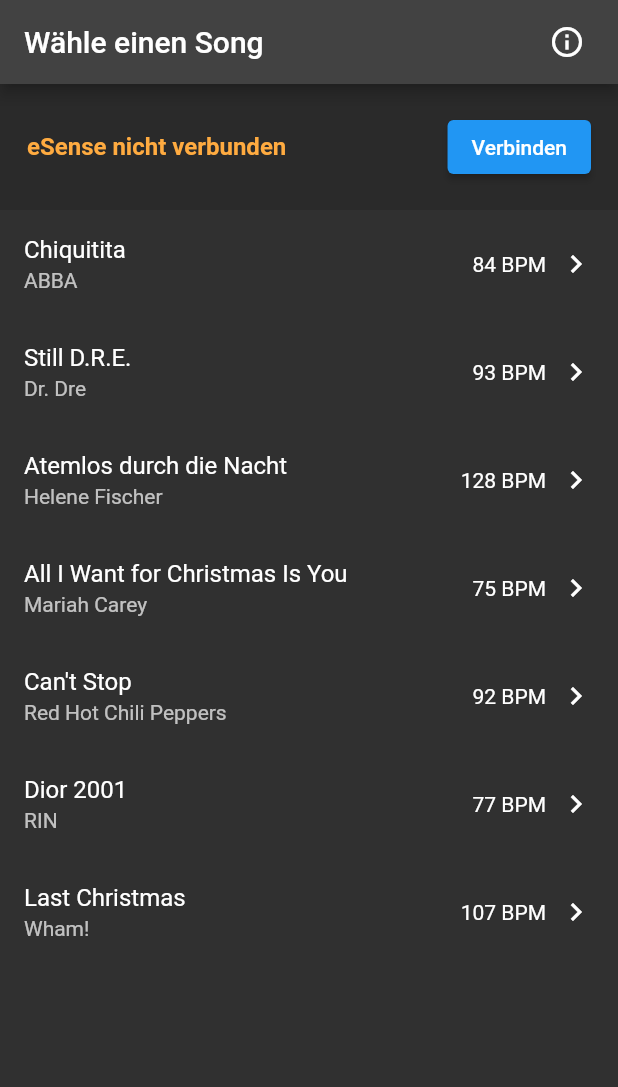
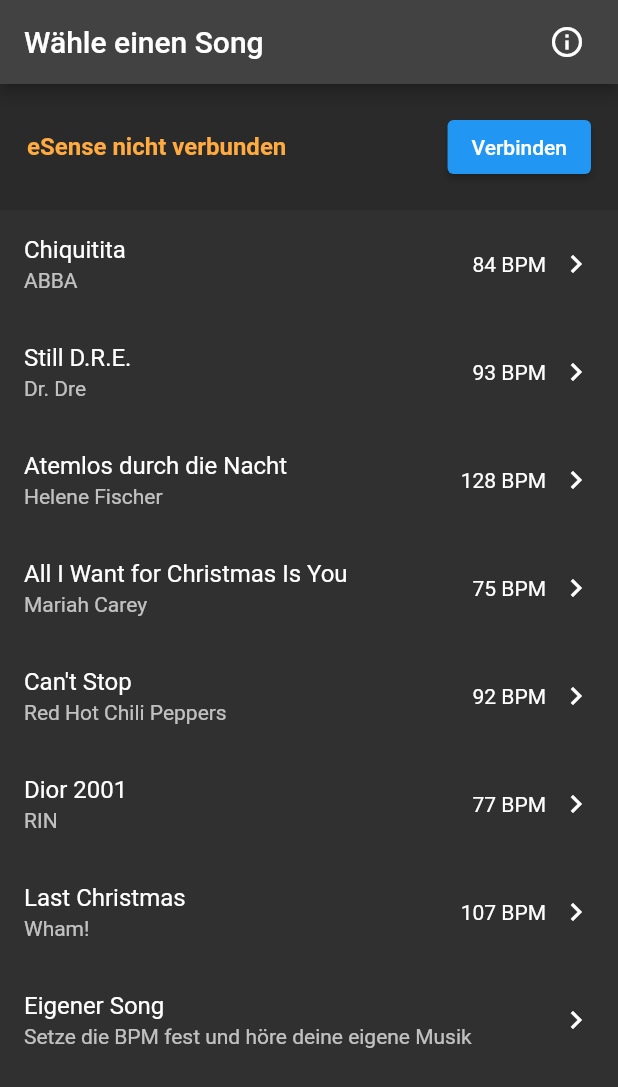
Before and after one commit to Voakie/headbang, a Flutter app: the screen it shows after launch, on a phone screen of 412 x 824 dp. Shown: the top 1087 px of the screen. Run offline on Flutter 3.47's test engine with Material 2 defaults, Android fonts, the phone set to English and light mode, and no system bars; our stand-ins replace flutter_blue, just_audio, permission_handler; missing offline and left inert: esense_flutter.

Commit message:
Add custom song feature

```diff
--- a/lib/model/song.dart
+++ b/lib/model/song.dart
@@ -4,11 +4,13 @@ class Song {
   final String author;
   final int bpm;
   final String source;
+  final bool isCustom;
 
   const Song(
       {required this.id,
       required this.name,
       required this.author,
       required this.bpm,
-      required this.source});
+      required this.source,
+      this.isCustom = false});
 }
--- a/lib/views/esense_bpm_game.dart
+++ b/lib/views/esense_bpm_game.dart
@@ -91,7 +91,7 @@ class _ESenseBPMGameState extends State<ESenseBPMGame> {
     var nodAxis = event.gyro?[2];
     bool directionChanged = false;
 
-    if (nodAxis != null && songPlayer.playing) {
+    if (nodAxis != null && (songPlayer.playing || widget.song.isCustom)) {
       if (nodAxis >= 0 && _nodDirection == NodDirection.up) {
         _nodDirection = NodDirection.down;
         directionChanged = true;
@@ -174,7 +174,7 @@ class _ESenseBPMGameState extends State<ESenseBPMGame> {
       return Container(
         margin: const EdgeInsets.only(left: 20, right: 20, bottom: 80),
         child: const Text(
-          "Return to the main menu to connect to an eSense device",
+          "Kehre in das Hauptmenü zurück um ein eSense Gerät zu verbinden",
           style: TextStyle(
             color: Colors.redAccent,
             fontSize: 20,
--- a/lib/views/song_list_view.dart
+++ b/lib/views/song_list_view.dart
@@ -65,9 +65,13 @@ class SongListView extends StatelessWidget {
   @override
   Widget build(BuildContext context) {
     return ListView.builder(
-      itemCount: song.length,
+      itemCount: song.length + 1,
       itemBuilder: ((context, index) {
-        return SongListEntry(song: song[index]);
+        if (index == song.length) {
+          return const CustomSongListEntry();
+        } else {
+          return SongListEntry(song: song[index]);
+        }
       }),
     );
   }
@@ -103,3 +107,80 @@ class SongListEntry extends StatelessWidget {
     );
   }
 }
+
+class CustomSongListEntry extends StatefulWidget {
+  const CustomSongListEntry({super.key});
+
+  @override
+  State<CustomSongListEntry> createState() => _CustomSongListEntryState();
+}
+
+class _CustomSongListEntryState extends State<CustomSongListEntry> {
+  String _customBPMInput = "";
+
+  _playCustomSong(BuildContext context) {
+    int? parsedBPM = int.tryParse(_customBPMInput);
+
+    Navigator.of(context).pop();
+    if (parsedBPM == null || parsedBPM <= 0 || parsedBPM > 60000) return;
+
+    Navigator.of(context).push(
+      MaterialPageRoute(
+        builder: (context) => SongPlayerView(
+          song: Song(
+            author: "Spiele deine eigene Musik ab",
+            bpm: parsedBPM,
+            id: 9999,
+            name: "Eigener Song",
+            source: "",
+            isCustom: true,
+          ),
+        ),
+      ),
+    );
+  }
+
+  _showBPMDialog(BuildContext context) {
+    showDialog(
+        context: context,
+        builder: (context) {
+          return SimpleDialog(
+            contentPadding: const EdgeInsets.all(16),
+            title: const Text("BPM festlegen"),
+            children: [
+              TextField(
+                autofocus: true,
+                decoration: const InputDecoration(
+                  label: Text("Zahl eingeben"),
+                ),
+                keyboardType: TextInputType.number,
+                onChanged: (s) => _customBPMInput = s,
+                onSubmitted: (_) => _playCustomSong(context),
+              ),
+              Padding(
+                padding: const EdgeInsets.only(top: 5),
+                child: Row(
+                  mainAxisAlignment: MainAxisAlignment.end,
+                  children: [
+                    TextButton(
+                      onPressed: () => _playCustomSong(context),
+                      child: const Text("Fertig"),
+                    ),
+                  ],
+                ),
+              )
+            ],
+          );
+        });
+  }
+
+  @override
+  Widget build(BuildContext context) {
+    return ListTile(
+      title: const Text("Eigener Song"),
+      subtitle: const Text("Setze die BPM fest und höre deine eigene Musik"),
+      trailing: const Icon(Icons.chevron_right),
+      onTap: () => _showBPMDialog(context),
+    );
+  }
+}
--- a/lib/views/song_player_view.dart
+++ b/lib/views/song_player_view.dart
@@ -47,16 +47,20 @@ class _SongPlayerViewState extends State<SongPlayerView> {
                 textAlign: TextAlign.center,
               ),
             ),
-            Container(
+            widget.song.isCustom
+                ? Container()
+                : Container(
                     margin: const EdgeInsets.only(top: 20),
                     child: Text(
                       _remainingTime,
-                style:
-                    const TextStyle(fontSize: 20, fontWeight: FontWeight.w400),
+                      style: const TextStyle(
+                          fontSize: 20, fontWeight: FontWeight.w400),
                       textAlign: TextAlign.center,
                     ),
                   ),
-            Container(
+            widget.song.isCustom
+                ? Container()
+                : Container(
                     margin: const EdgeInsets.only(top: 30),
                     child: ElevatedButton(
                       onPressed: () => togglePlaying(),
@@ -64,8 +68,8 @@ class _SongPlayerViewState extends State<SongPlayerView> {
                         shape: const CircleBorder(),
                         padding: const EdgeInsets.all(20),
                       ),
-                child:
-                    Icon(songPlayer.playing ? Icons.pause : Icons.play_arrow),
+                      child: Icon(
+                          songPlayer.playing ? Icons.pause : Icons.play_arrow),
                     ),
                   ),
           ],
@@ -101,6 +105,8 @@ class _SongPlayerViewState extends State<SongPlayerView> {
   @override
   void initState() {
     super.initState();
+    if (widget.song.isCustom) return;
+
     startPlaying();
 
     _timer = Timer.periodic(const Duration(seconds: 1), (_) {
@@ -113,8 +119,10 @@ class _SongPlayerViewState extends State<SongPlayerView> {
 
   @override
   void dispose() {
+    if (!widget.song.isCustom) {
       songPlayer.stop();
       _timer.cancel();
+    }
     super.dispose();
   }
 }
```
Lines whose indentation alone changed are shown as unchanged.
